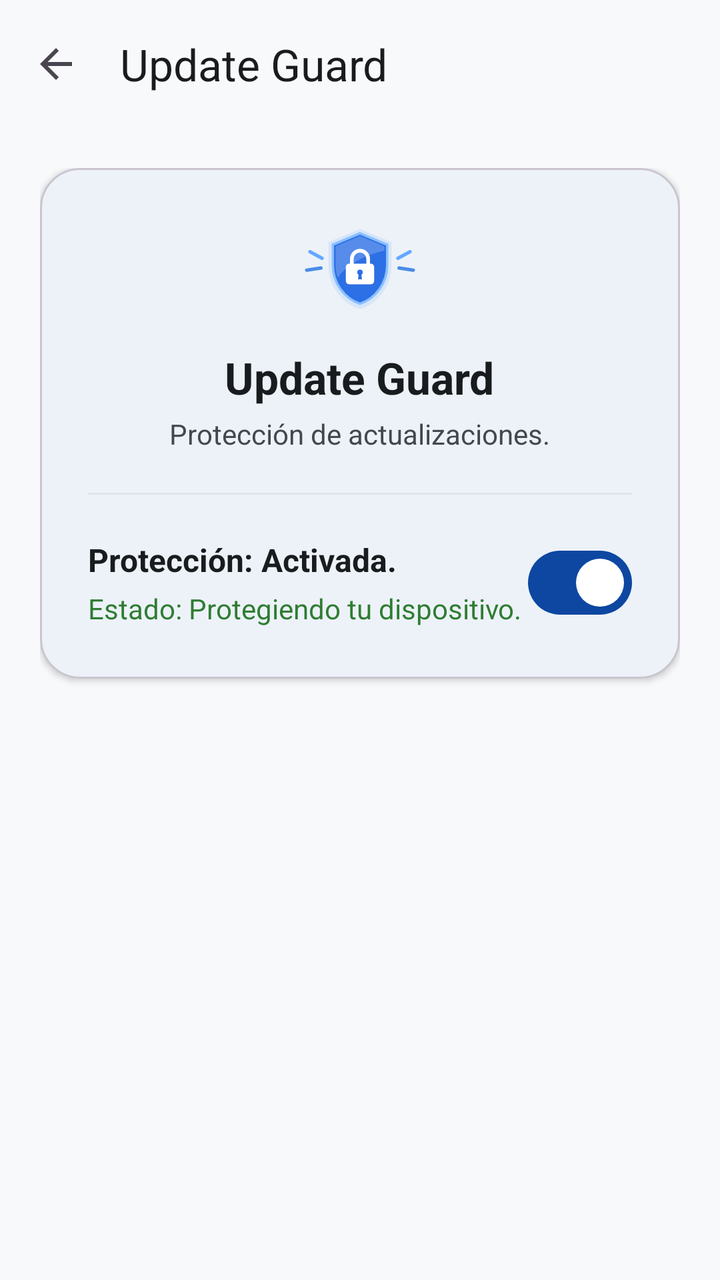
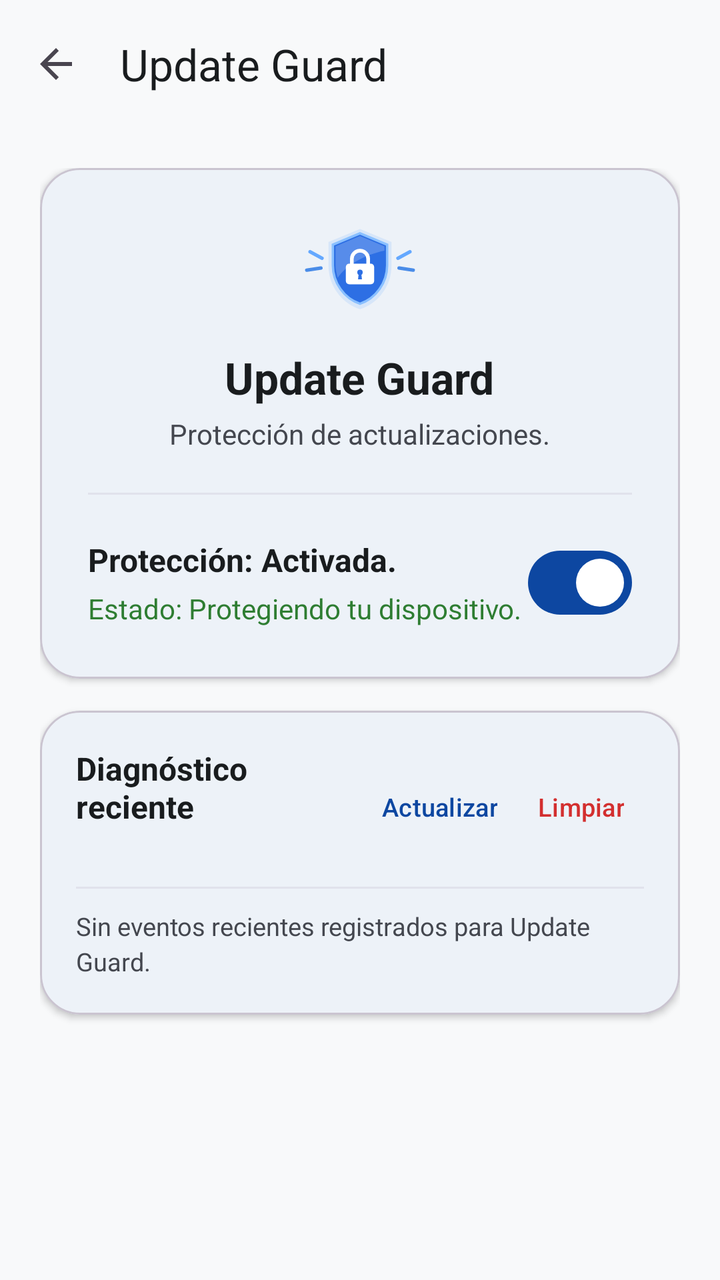

Screens rendered from an Android XML layout before and after an edit, with the pre-edit source and the edit as a unified diff.
<!-- AndroidManifest.xml: application theme Theme.ADBUtilityGuard -->
<!-- res/layout/activity_update_guard.xml -->
<?xml version="1.0" encoding="utf-8"?>
<androidx.coordinatorlayout.widget.CoordinatorLayout xmlns:android="http://schemas.android.com/apk/res/android"
    xmlns:app="http://schemas.android.com/apk/res-auto"
    android:layout_width="match_parent"
    android:layout_height="match_parent"
    android:background="?android:colorBackground">

    <com.google.android.material.appbar.AppBarLayout
        android:layout_width="match_parent"
        android:layout_height="wrap_content"
        android:background="?android:colorBackground"
        app:elevation="0dp">

        <com.google.android.material.appbar.MaterialToolbar
            android:id="@+id/toolbarUpdateGuard"
            android:layout_width="match_parent"
            android:layout_height="?attr/actionBarSize"
            app:navigationIcon="?attr/homeAsUpIndicator"
            app:title="@string/update_guard_title"
            app:titleTextColor="?attr/colorOnBackground" />

    </com.google.android.material.appbar.AppBarLayout>

    <LinearLayout
        android:layout_width="match_parent"
        android:layout_height="match_parent"
        android:gravity="center_horizontal"
        android:orientation="vertical"
        android:padding="20dp"
        app:layout_behavior="@string/appbar_scrolling_view_behavior">

        <com.google.android.material.card.MaterialCardView
            android:layout_width="match_parent"
            android:layout_height="wrap_content"
            app:cardCornerRadius="20dp"
            app:cardElevation="2dp"
            app:strokeWidth="1dp">

            <LinearLayout
                android:layout_width="match_parent"
                android:layout_height="wrap_content"
                android:gravity="center_horizontal"
                android:orientation="vertical"
                android:padding="24dp">

                <ImageView
                    android:layout_width="76dp"
                    android:layout_height="52dp"
                    android:contentDescription="@null"
                    android:src="@drawable/ic_update_shield_lock" />

                <TextView
                    android:layout_width="wrap_content"
                    android:layout_height="wrap_content"
                    android:layout_marginTop="14dp"
                    android:text="@string/update_guard_title"
                    android:textColor="?attr/colorOnSurface"
                    android:textSize="22sp"
                    android:textStyle="bold" />

                <TextView
                    android:layout_width="wrap_content"
                    android:layout_height="wrap_content"
                    android:layout_marginTop="4dp"
                    android:text="@string/update_guard_subtitle"
                    android:textColor="?attr/colorOnSurfaceVariant"
                    android:textSize="14sp" />

                <View
                    android:layout_width="match_parent"
                    android:layout_height="1dp"
                    android:layout_marginTop="20dp"
                    android:layout_marginBottom="20dp"
                    android:background="?attr/colorSurfaceVariant" />

                <LinearLayout
                    android:layout_width="match_parent"
                    android:layout_height="wrap_content"
                    android:gravity="center_vertical"
                    android:orientation="horizontal">

                    <LinearLayout
                        android:layout_width="0dp"
                        android:layout_height="wrap_content"
                        android:layout_weight="1"
                        android:orientation="vertical">

                        <TextView
                            android:id="@+id/tvUpdateProtectionState"
                            android:layout_width="wrap_content"
                            android:layout_height="wrap_content"
                            android:text="@string/update_guard_protection_on"
                            android:textColor="?attr/colorOnSurface"
                            android:textSize="16sp"
                            android:textStyle="bold" />

                        <TextView
                            android:id="@+id/tvUpdateDeviceState"
                            android:layout_width="wrap_content"
                            android:layout_height="wrap_content"
                            android:layout_marginTop="4dp"
                            android:text="@string/update_guard_state_active"
                            android:textColor="@color/brand_success"
                            android:textSize="14sp" />
                    </LinearLayout>

                    <com.google.android.material.materialswitch.MaterialSwitch
                        android:id="@+id/switchUpdateGuard"
                        android:layout_width="wrap_content"
                        android:layout_height="wrap_content"
                        android:checked="true" />
                </LinearLayout>

            </LinearLayout>
        </com.google.android.material.card.MaterialCardView>

    </LinearLayout>

</androidx.coordinatorlayout.widget.CoordinatorLayout>
<!-- resources referenced by this layout -->
<resources>
  <color name="brand_success">#2E7D32</color>
  <!-- drawable ic_update_shield_lock: vector/xml drawable (drawable, 2123 chars, omitted) -->
  <string name="update_guard_protection_on">Protección: Activada.</string>
  <string name="update_guard_state_active">Estado: Protegiendo tu dispositivo.</string>
  <string name="update_guard_subtitle">Protección de actualizaciones.</string>
  <string name="update_guard_title">Update Guard</string>
  <style name="Theme.ADBUtilityGuard" parent="Theme.Material3.DayNight.NoActionBar">
          <item name="colorPrimary">@color/md_theme_light_primary</item>
          <item name="colorOnPrimary">@color/md_theme_light_onPrimary</item>
          <item name="colorPrimaryContainer">@color/md_theme_light_primaryContainer</item>
          <item name="colorOnPrimaryContainer">@color/md_theme_light_onPrimaryContainer</item>
          <item name="colorSecondary">@color/md_theme_light_secondary</item>
          <item name="colorOnSecondary">@color/md_theme_light_onSecondary</item>
          <item name="android:colorBackground">@color/md_theme_light_background</item>
          <item name="colorOnBackground">@color/md_theme_light_onBackground</item>
          <item name="colorSurface">@color/md_theme_light_surface</item>
          <item name="colorOnSurface">@color/md_theme_light_onSurface</item>
          <item name="colorSurfaceVariant">@color/md_theme_light_surfaceVariant</item>
          <item name="colorOnSurfaceVariant">@color/md_theme_light_onSurfaceVariant</item>
          <item name="colorOutline">@color/md_theme_light_outline</item>
          <item name="android:statusBarColor">@color/md_theme_light_background</item>
          <item name="android:windowLightStatusBar">true</item>
      </style>
  <color name="md_theme_light_primary">#0D47A1</color>
  <color name="md_theme_light_onPrimary">#FFFFFF</color>
  <color name="md_theme_light_primaryContainer">#D9E2FF</color>
  <color name="md_theme_light_onPrimaryContainer">#001A43</color>
  <color name="md_theme_light_secondary">#535F70</color>
  <color name="md_theme_light_onSecondary">#FFFFFF</color>
  <color name="md_theme_light_background">#F8F9FA</color>
  <color name="md_theme_light_onBackground">#191C1E</color>
  <color name="md_theme_light_surface">#FFFFFF</color>
  <color name="md_theme_light_onSurface">#191C1E</color>
  <color name="md_theme_light_surfaceVariant">#E1E2EC</color>
  <color name="md_theme_light_onSurfaceVariant">#44474F</color>
  <color name="md_theme_light_outline">#757780</color>
</resources>

<!-- the commit's change to res/layout/activity_update_guard.xml (unified diff, before → after) -->
@@ -6,6 +6,7 @@
     android:background="?android:colorBackground">
 
     <com.google.android.material.appbar.AppBarLayout
+        android:id="@+id/appBarUpdateGuard"
         android:layout_width="match_parent"
         android:layout_height="wrap_content"
         android:background="?android:colorBackground"
@@ -21,99 +22,191 @@
 
     </com.google.android.material.appbar.AppBarLayout>
 
-    <LinearLayout
+    <androidx.core.widget.NestedScrollView
         android:layout_width="match_parent"
         android:layout_height="match_parent"
-        android:gravity="center_horizontal"
-        android:orientation="vertical"
-        android:padding="20dp"
+        android:fillViewport="true"
         app:layout_behavior="@string/appbar_scrolling_view_behavior">
 
-        <com.google.android.material.card.MaterialCardView
+        <LinearLayout
+            android:id="@+id/updateGuardContent"
             android:layout_width="match_parent"
             android:layout_height="wrap_content"
-            app:cardCornerRadius="20dp"
-            app:cardElevation="2dp"
-            app:strokeWidth="1dp">
-
-            <LinearLayout
+            android:gravity="center_horizontal"
+            android:orientation="vertical"
+            android:padding="20dp">
+
+            <com.google.android.material.card.MaterialCardView
                 android:layout_width="match_parent"
                 android:layout_height="wrap_content"
-                android:gravity="center_horizontal"
-                android:orientation="vertical"
-                android:padding="24dp">
-
-                <ImageView
-                    android:layout_width="76dp"
-                    android:layout_height="52dp"
-                    android:contentDescription="@null"
-                    android:src="@drawable/ic_update_shield_lock" />
-
-                <TextView
-                    android:layout_width="wrap_content"
-                    android:layout_height="wrap_content"
-                    android:layout_marginTop="14dp"
-                    android:text="@string/update_guard_title"
-                    android:textColor="?attr/colorOnSurface"
-                    android:textSize="22sp"
-                    android:textStyle="bold" />
-
-                <TextView
-                    android:layout_width="wrap_content"
-                    android:layout_height="wrap_content"
-                    android:layout_marginTop="4dp"
-                    android:text="@string/update_guard_subtitle"
-                    android:textColor="?attr/colorOnSurfaceVariant"
-                    android:textSize="14sp" />
-
-                <View
-                    android:layout_width="match_parent"
-                    android:layout_height="1dp"
-                    android:layout_marginTop="20dp"
-                    android:layout_marginBottom="20dp"
-                    android:background="?attr/colorSurfaceVariant" />
+                app:cardCornerRadius="20dp"
+                app:cardElevation="2dp"
+                app:strokeWidth="1dp">
 
                 <LinearLayout
                     android:layout_width="match_parent"
                     android:layout_height="wrap_content"
-                    android:gravity="center_vertical"
-                    android:orientation="horizontal">
+                    android:gravity="center_horizontal"
+                    android:orientation="vertical"
+                    android:padding="24dp">
+
+                    <ImageView
+                        android:layout_width="76dp"
+                        android:layout_height="52dp"
+                        android:contentDescription="@null"
+                        android:src="@drawable/ic_update_shield_lock" />
+
+                    <TextView
+                        android:layout_width="wrap_content"
+                        android:layout_height="wrap_content"
+                        android:layout_marginTop="14dp"
+                        android:text="@string/update_guard_title"
+                        android:textColor="?attr/colorOnSurface"
+                        android:textSize="22sp"
+                        android:textStyle="bold" />
+
+                    <TextView
+                        android:layout_width="wrap_content"
+                        android:layout_height="wrap_content"
+                        android:layout_marginTop="4dp"
+                        android:text="@string/update_guard_subtitle"
+                        android:textColor="?attr/colorOnSurfaceVariant"
+                        android:textSize="14sp" />
+
+                    <View
+                        android:layout_width="match_parent"
+                        android:layout_height="1dp"
+                        android:layout_marginTop="20dp"
+                        android:layout_marginBottom="20dp"
+                        android:background="?attr/colorSurfaceVariant" />
 
                     <LinearLayout
-                        android:layout_width="0dp"
-                        android:layout_height="wrap_content"
-                        android:layout_weight="1"
-                        android:orientation="vertical">
-
-                        <TextView
-                            android:id="@+id/tvUpdateProtectionState"
+                        android:layout_width="match_parent"
+                        android:layout_height="wrap_content"
+                        android:gravity="center_vertical"
+                        android:orientation="horizontal">
+
+                        <LinearLayout
+                            android:layout_width="0dp"
+                            android:layout_height="wrap_content"
+                            android:layout_weight="1"
+                            android:orientation="vertical">
+
+                            <TextView
+                                android:id="@+id/tvUpdateProtectionState"
+                                android:layout_width="wrap_content"
+                                android:layout_height="wrap_content"
+                                android:text="@string/update_guard_protection_on"
+                                android:textColor="?attr/colorOnSurface"
+                                android:textSize="16sp"
+                                android:textStyle="bold" />
+
+                            <TextView
+                                android:id="@+id/tvUpdateDeviceState"
+                                android:layout_width="wrap_content"
+                                android:layout_height="wrap_content"
+                                android:layout_marginTop="4dp"
+                                android:text="@string/update_guard_state_active"
+                                android:textColor="@color/brand_success"
+                                android:textSize="14sp" />
+                        </LinearLayout>
+
+                        <com.google.android.material.materialswitch.MaterialSwitch
+                            android:id="@+id/switchUpdateGuard"
                             android:layout_width="wrap_content"
                             android:layout_height="wrap_content"
-                            android:text="@string/update_guard_protection_on"
-                            android:textColor="?attr/colorOnSurface"
-                            android:textSize="16sp"
-                            android:textStyle="bold" />
-
-                        <TextView
-                            android:id="@+id/tvUpdateDeviceState"
+                            android:checked="true" />
+                    </LinearLayout>
+
+                </LinearLayout>
+            </com.google.android.material.card.MaterialCardView>
+
+            
+            <com.google.android.material.card.MaterialCardView
+                android:layout_width="match_parent"
+                android:layout_height="wrap_content"
+                android:layout_marginTop="16dp"
+                app:cardCornerRadius="20dp"
+                app:cardElevation="2dp"
+                app:strokeWidth="1dp">
+
+                <LinearLayout
+                    android:layout_width="match_parent"
+                    android:layout_height="wrap_content"
+                    android:orientation="vertical"
+                    android:padding="18dp">
+
+                    <LinearLayout
+                        android:layout_width="match_parent"
+                        android:layout_height="wrap_content"
+                        android:gravity="center_vertical"
+                        android:orientation="horizontal">
+
+                        <LinearLayout
+                            android:layout_width="0dp"
+                            android:layout_height="wrap_content"
+                            android:layout_weight="1"
+                            android:orientation="vertical">
+
+                            <TextView
+                                android:layout_width="wrap_content"
+                                android:layout_height="wrap_content"
+                                android:text="@string/update_diag_title"
+                                android:textColor="?attr/colorOnSurface"
+                                android:textSize="16sp"
+                                android:textStyle="bold" />
+
+                            <TextView
+                                android:id="@+id/tvUpdateDiagSummary"
+                                android:layout_width="wrap_content"
+                                android:layout_height="wrap_content"
+                                android:layout_marginTop="2dp"
+                                android:textColor="?attr/colorOnSurfaceVariant"
+                                android:textSize="12.5sp" />
+                        </LinearLayout>
+
+                        <com.google.android.material.button.MaterialButton
+                            android:id="@+id/btnRefreshUpdateDiag"
+                            style="@style/Widget.Material3.Button.TextButton"
                             android:layout_width="wrap_content"
-                            android:layout_height="wrap_content"
-                            android:layout_marginTop="4dp"
-                            android:text="@string/update_guard_state_active"
-                            android:textColor="@color/brand_success"
-                            android:textSize="14sp" />
+                            android:layout_height="38dp"
+                            android:minWidth="0dp"
+                            android:paddingHorizontal="10dp"
+                            android:text="@string/update_diag_refresh"
+                            android:textSize="12.5sp" />
+
+                        <com.google.android.material.button.MaterialButton
+                            android:id="@+id/btnClearUpdateDiag"
+                            style="@style/Widget.Material3.Button.TextButton"
+                            android:layout_width="wrap_content"
+                            android:layout_height="38dp"
+                            android:minWidth="0dp"
+                            android:paddingHorizontal="10dp"
+                            android:text="@string/update_diag_clear"
+                            android:textColor="@color/brand_danger"
+                            android:textSize="12.5sp" />
                     </LinearLayout>
 
-                    <com.google.android.material.materialswitch.MaterialSwitch
-                        android:id="@+id/switchUpdateGuard"
-                        android:layout_width="wrap_content"
-                        android:layout_height="wrap_content"
-                        android:checked="true" />
+                    <View
+                        android:layout_width="match_parent"
+                        android:layout_height="1dp"
+                        android:layout_marginTop="10dp"
+                        android:layout_marginBottom="10dp"
+                        android:background="?attr/colorSurfaceVariant" />
+
+                    <TextView
+                        android:id="@+id/tvUpdateDiagList"
+                        android:layout_width="match_parent"
+                        android:layout_height="wrap_content"
+                        android:lineSpacingExtra="3dp"
+                        android:text="@string/update_diag_empty"
+                        android:textColor="?attr/colorOnSurfaceVariant"
+                        android:textSize="12.5sp" />
+
                 </LinearLayout>
-
-            </LinearLayout>
-        </com.google.android.material.card.MaterialCardView>
-
-    </LinearLayout>
+            </com.google.android.material.card.MaterialCardView>
+
+        </LinearLayout>
+    </androidx.core.widget.NestedScrollView>
 
 </androidx.coordinatorlayout.widget.CoordinatorLayout>
<!-- resource entries referenced after the edit -->
@@ -1,7 +1,12 @@
 <!-- resources referenced by this layout -->
 <resources>
+  <color name="brand_danger">#D32F2F</color>
   <color name="brand_success">#2E7D32</color>
   <!-- drawable ic_update_shield_lock: vector/xml drawable (drawable, 2123 chars, omitted) -->
+  <string name="update_diag_clear">Limpiar</string>
+  <string name="update_diag_empty">Sin eventos recientes registrados para Update Guard.</string>
+  <string name="update_diag_refresh">Actualizar</string>
+  <string name="update_diag_title">Diagnóstico reciente</string>
   <string name="update_guard_protection_on">Protección: Activada.</string>
   <string name="update_guard_state_active">Estado: Protegiendo tu dispositivo.</string>
   <string name="update_guard_subtitle">Protección de actualizaciones.</string>
